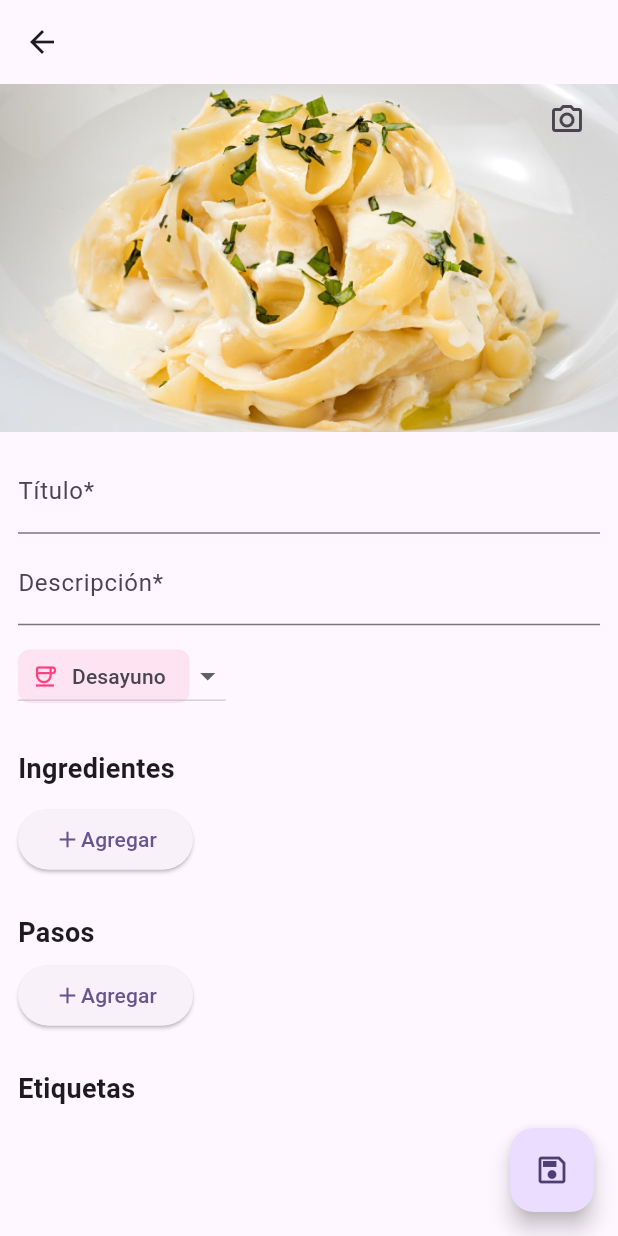
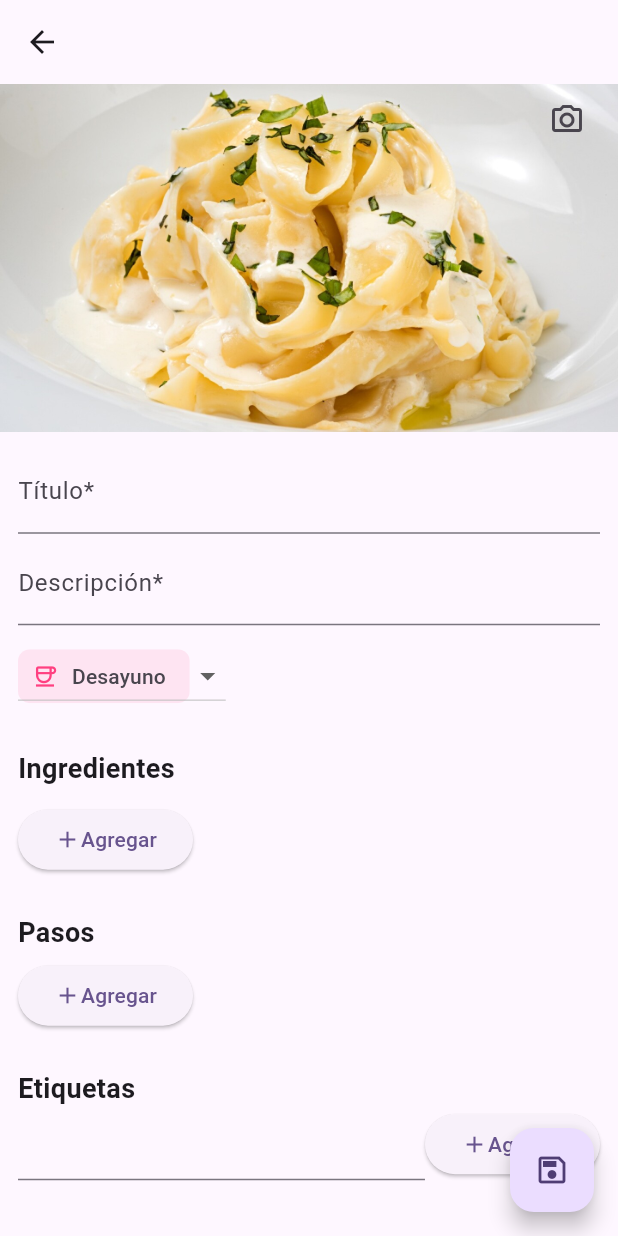
Before and after one commit to mgmeza11/RecipeProject, a Flutter app: the RecipeFormScreen screen opened directly, after a tap on "Agregar", after a tap on the "delete outline" icon, on a phone screen of 412 x 824 dp. Run offline on Flutter 3.47's test engine with Material 3 defaults, Android fonts, the light colour scheme and no system bars; our stand-ins replace flutter_riverpod, sqflite; missing offline and left inert: dart:ffi; accounts and stored records are empty.

Commit message:
Implements tag funcionality

```diff
--- a/lib/datasources/IngredientsDatasource.dart
+++ b/lib/datasources/IngredientsDatasource.dart
@@ -26,6 +26,10 @@ class IngredientsDatasource {
   Future<void> delete (Ingredients ingredients) async {
     await databaseHelper.delete(INGREDIENTS_TABLENAME, ingredients.id!!);
   }
+
+  Future<void> deleteByRecipe(int idRecipe) async {
+    await databaseHelper.deleteWhere(INGREDIENTS_TABLENAME, 'id_recipe = ? ', [idRecipe]);
+  }
 }
 
 final ingredientsDatasourceProvider = Provider<IngredientsDatasource>((ref) {
--- a/lib/models/Recipe.dart
+++ b/lib/models/Recipe.dart
@@ -1,3 +1,5 @@
+import 'package:recipes_project/models/Tag.dart';
+
 import 'Ingredients.dart';
 import 'RecipeStep.dart';
 
@@ -9,6 +11,7 @@ class Recipe{
   String categoryCode;
   List<Ingredients> ingredients;
   List<RecipeStep> steps;
+  List<Tag> tags;
 
   Recipe({
     this.id,
@@ -17,7 +20,8 @@ class Recipe{
     this.imagePath,
     required this.categoryCode,
     required this.ingredients,
-    required this.steps
+    required this.steps,
+    required this.tags
   });
 
   Map<String, dynamic> toMap(){
@@ -38,12 +42,13 @@ class Recipe{
         imagePath: map['image_path'],
         categoryCode: map['category_code'],
         ingredients: [],
-        steps: []
+        steps: [],
+        tags: []
     );
   }
 
-  Recipe copyWith({int? id, String? name, String? description, String? imagePath, String? categoryCode, List<Ingredients>? ingredients, List<RecipeStep>? steps}){
+  Recipe copyWith({int? id, String? name, String? description, String? imagePath, String? categoryCode, List<Ingredients>? ingredients, List<RecipeStep>? steps, List<Tag>? tags}){
     return Recipe(id: id?? this.id, name: name?? this.name, description: description?? this.description, imagePath: imagePath?? this.imagePath,
-        categoryCode: categoryCode?? this.categoryCode, ingredients: ingredients?? this.ingredients, steps: steps?? this.steps);
+        categoryCode: categoryCode?? this.categoryCode, ingredients: ingredients?? this.ingredients, steps: steps?? this.steps, tags: tags ?? this.tags );
 }
 }
--- a/lib/models/Tag.dart
+++ b/lib/models/Tag.dart
@@ -18,4 +18,8 @@ class Tag {
     );
   }
 
+  Tag copyWith({int? id, String? description}){
+    return Tag(description: description?? this.description, id: id ?? this.id);
+  }
+
 }
--- /dev/null
+++ b/lib/providers/TagProvider.dart
@@ -0,0 +1,32 @@
+import 'package:flutter_riverpod/flutter_riverpod.dart';
+import 'package:recipes_project/models/TagListState.dart';
+
+import '../models/Tag.dart';
+import '../repository/TagRepository.dart';
+
+class TagListNotifier extends StateNotifier<TagListState>{
+  TagRepository tagRepository;
+
+  TagListNotifier({required this.tagRepository}):super(TagListState(tagList: []));
+
+  void init(){
+    getAllTags();
+  }
+
+  void getAllTags() async{
+    List<Tag> tagList = await tagRepository.getAll();
+    state = TagListState(tagList: tagList);
+  }
+
+  Future<Tag> insertTagItem(Tag tag) async{
+    int id = await tagRepository.addTag(tag);
+    getAllTags();
+    return tag.copyWith(id: id);
+  }
+
+}
+
+final tagListProvider = StateNotifierProvider<TagListNotifier, TagListState>((ref) {
+  final tagRepository = ref.read(tagRepositoryProvider);
+  return TagListNotifier(tagRepository: tagRepository);
+});
--- a/lib/repository/IngredientsRepository.dart
+++ b/lib/repository/IngredientsRepository.dart
@@ -14,6 +14,10 @@ class IngredientsRepository{
   Future<void> addList(List<Ingredients> ingredientsList) async {
     ingredientsDatasource.addList(ingredientsList);
   }
+
+  Future<void> deleteByRecipe(int idRecipe) async {
+    ingredientsDatasource.deleteByRecipe(idRecipe);
+  }
 }
 
 final ingredientsRepositoryProvider = Provider<IngredientsRepository>((ref) {
--- a/lib/screens/RecipeFormScreen.dart
+++ b/lib/screens/RecipeFormScreen.dart
@@ -8,13 +8,14 @@ import 'package:recipes_project/widgets/StepsWidgets.dart';
 import '../models/Ingredients.dart';
 import '../models/Recipe.dart';
 import '../models/RecipeStep.dart';
+import '../models/Tag.dart';
 import '../utils/Categories.dart';
 import '../widgets/ButtonWidgets.dart';
 import '../widgets/ErrorWidget.dart';
 import '../widgets/HeaderRecipeFormWidget.dart';
-import '../widgets/HeaderRecipeWidget.dart';
 import '../widgets/IngredientsWidget.dart';
 import '../widgets/LoadingWidget.dart';
+import '../widgets/TagWidget.dart';
 import '../widgets/TextInputWidgets.dart';
 import '../widgets/TextWidgets.dart';
 
@@ -28,6 +29,9 @@ class RecipeFormScreen extends ConsumerStatefulWidget {
 }
 
 class RecipeFormScreenState extends ConsumerState<RecipeFormScreen> {
+  List<TextEditingController> controllersStep = [];
+  List<List<TextEditingController>> controllersIngredients = [];
+
   @override
   void initState() {
     super.initState();
@@ -42,13 +46,15 @@ class RecipeFormScreenState extends ConsumerState<RecipeFormScreen> {
       body: SafeArea(
           child: recipeStateProvider.when(data: (recipeState) {
         Recipe? recipe = recipeState;
+        validateControllers(recipe.ingredients, recipe.steps);
+
         return SingleChildScrollView(
           child: Column(
             children: [
               HeaderRecipeFormWidget(
                   showOptions: true, imagePath: recipe?.imagePath),
-                BodyRecipeFormWidget(recipeState,
-                    recipeState.ingredients!, recipeState.steps!)
+              BodyRecipeFormWidget(recipeState, recipeState.ingredients,
+                  recipeState.steps, recipe.tags, controllersStep, controllersIngredients)
             ],
           ),
         );
@@ -56,16 +62,23 @@ class RecipeFormScreenState extends ConsumerState<RecipeFormScreen> {
         return CustomErrorWidget(message: e.toString());
       }, loading: () {
         return LoadingWidget();
-        })
+      })),
+      floatingActionButton: FloatingActionButton(
+        onPressed: () {
+          ref.read(recipeFormProvider.notifier).saveData();
+        },
+        child: const Icon(Icons.save_outlined),
       ),
-      floatingActionButton: FloatingActionButton(onPressed: () {
-        ref.read(recipeFormProvider.notifier).saveData();
-      }, child: const Icon(Icons.save_outlined),),
     );
   }
 
   Widget BodyRecipeFormWidget(
-      Recipe? recipe, List<Ingredients> ingredients, List<RecipeStep> steps) {
+      Recipe? recipe,
+      List<Ingredients> ingredients,
+      List<RecipeStep> steps,
+      List<Tag> currentTags,
+      List<TextEditingController> controllersStep,
+      List<List<TextEditingController>> controllersIngredients) {
     return Padding(
       padding: const EdgeInsets.all(12),
       child: Column(
@@ -84,32 +97,41 @@ class RecipeFormScreenState extends ConsumerState<RecipeFormScreen> {
             const SizedBox(
               height: 10,
             ),
-            CategorySelector(value: recipe?.categoryCode ?? CategoryType.breakfast.code, onChanged: (value) {
+            CategorySelector(
+                value: recipe?.categoryCode ?? CategoryType.breakfast.code,
+                onChanged: (value) {
                   ref.read(recipeFormProvider.notifier).updateCategory(value);
-            }
-            ),
+                }),
             const SizedBox(
               height: 25,
             ),
             const MediumTitle(text: "Ingredientes"),
-            if( ingredients.isNotEmpty) IngredientTitle(),
+            if (ingredients.isNotEmpty) IngredientTitle(),
             for (int index = 0; index < ingredients.length; index++)
-              IngredientRow(ingredient: ingredients[index], onDelete:  () {
-                ref.read(recipeFormProvider.notifier)
+              IngredientRow(
+                  ingredient: ingredients[index],
+                  onDelete: () {
+                    ref
+                        .read(recipeFormProvider.notifier)
                         .deleteIngredientItem(index);
                   },
-                onChangedCount: (value){
-                  ref.read(recipeFormProvider.notifier).updateIngredientItem(index, value);
+                  onChangedCount: (value) {
+                    ref
+                        .read(recipeFormProvider.notifier)
+                        .updateIngredientItem(index, value);
                   },
-                onChangedName: (value){
-                ref.read(recipeFormProvider.notifier).updateIngredientItem(index, value);
+                  onChangedName: (value) {
+                    ref
+                        .read(recipeFormProvider.notifier)
+                        .updateIngredientItem(index, value);
                   },
-
-                onChangedUnit: (value){
+                  onChangedUnit: (value) {
                     print(index);
-                  ref.read(recipeFormProvider.notifier).updateIngredientItem(index, value);
-                }
-
+                    ref
+                        .read(recipeFormProvider.notifier)
+                        .updateIngredientItem(index, value);
+                  },
+                  textEditingControllerList: controllersIngredients[index]
                   ),
             const SizedBox(height: 10),
             CustomAddButton(() {
@@ -125,15 +147,24 @@ class RecipeFormScreenState extends ConsumerState<RecipeFormScreen> {
                   index: index,
                   maxIndex: steps.length - 1,
                   onChanged: (value) {
-                    ref.read(recipeFormProvider.notifier).updateStepItem(index, value);
+                    ref
+                        .read(recipeFormProvider.notifier)
+                        .updateStepItem(index, value);
                   },
                   onUpSelected: () {
-                    ref.read(recipeFormProvider.notifier).updateStepOrder(index, index+1);
+                    ref
+                        .read(recipeFormProvider.notifier)
+                        .updateStepOrder(index, index + 1);
                   },
                   onDownSelected: () {
-                    ref.read(recipeFormProvider.notifier).updateStepOrder(index, index-1);
+                    ref
+                        .read(recipeFormProvider.notifier)
+                        .updateStepOrder(index, index - 1);
                   },
-                  onDelete: () {ref.read(recipeFormProvider.notifier).deleteStepItem(index);}),
+                  onDelete: () {
+                    ref.read(recipeFormProvider.notifier).deleteStepItem(index);
+                  },
+                  textEditingController: controllersStep[index]),
             const SizedBox(height: 5),
             CustomAddButton(() {
               ref.read(recipeFormProvider.notifier).addStepItem();
@@ -142,6 +173,17 @@ class RecipeFormScreenState extends ConsumerState<RecipeFormScreen> {
               height: 25,
             ),
             const MediumTitle(text: "Etiquetas"),
+            CreateTagWidget(
+              onAdd: (tag) {
+                ref.read(recipeFormProvider.notifier).addTagItem(tag);
+              },
+            ),
+            const SizedBox(
+              height: 5,
+            ),
+            ContainerTags(currentTags, (index) {
+              ref.read(recipeFormProvider.notifier).deleteTagItem(index);
+            }),
             const SizedBox(
               height: 25,
             )
@@ -150,16 +192,55 @@ class RecipeFormScreenState extends ConsumerState<RecipeFormScreen> {
   }
 
   Widget CategorySelector(
-      {required Function(String) onChanged, required String value}){
+      {required Function(String) onChanged, required String value}) {
     List<CategoryType> categoryTypes = CategoryType.values;
     return DropdownButton(
       value: value,
       hint: const Text("Categoría"),
       items: categoryTypes.map((e) {
-      return DropdownMenuItem(value: e.code,child: CategoryNameWidget(category: e,),);
-    }
-    ).toList(), onChanged: (value) { if (value!=null )onChanged(value); },);
+        return DropdownMenuItem(
+          value: e.code,
+          child: CategoryNameWidget(
+            category: e,
+          ),
+        );
+      }).toList(),
+      onChanged: (value) {
+        if (value != null) onChanged(value);
+      },
+    );
   }
 
+  Widget ContainerTags(List<Tag> tagList, Function(int) onDelete) {
+    return Wrap(
+      spacing: 5,
+      children: tagList
+          .asMap()
+          .entries
+          .map((e) => TagWidget(tag: e.value, index: e.key, onDelete: onDelete))
+          .toList(),
+    );
+  }
 
+  void validateControllers(
+      List<Ingredients> ingredients,
+      List<RecipeStep> steps,){
+    if (steps.length != controllersStep.length) {
+      controllersStep = List.generate(
+          steps.length,
+              (index) =>
+              TextEditingController(text: steps[index].description));
     }
+    if(ingredients.length != controllersIngredients.length){
+      controllersIngredients = List.generate(
+          ingredients.length,
+              (index) =>
+          [
+            TextEditingController(text: ingredients[index].count),
+            TextEditingController(text: ingredients[index].unit),
+            TextEditingController(text: ingredients[index].name),
+          ]
+      );
+    }
+  }
+}
--- a/lib/services/DatabaseHelper.dart
+++ b/lib/services/DatabaseHelper.dart
@@ -86,6 +86,11 @@ class DatabaseHelper {
     return results.first;
   }
 
+  Future<List<Map<String, Object?>>> query(String query, int arguments) async {
+    final db = await database;
+    return await db.rawQuery(query, [arguments]);
+  }
+
 }
 
 final databaseHelperProvider = Provider<DatabaseHelper>((ref) {
--- a/lib/widgets/IngredientsWidget.dart
+++ b/lib/widgets/IngredientsWidget.dart
@@ -19,22 +19,22 @@ Widget IngredientRow(
     required Function(Ingredients) onChangedCount,
     required Function(Ingredients) onChangedUnit,
     required Function(Ingredients) onChangedName,
-    required VoidCallback onDelete}){
+    required VoidCallback onDelete,
+      required List<TextEditingController> textEditingControllerList}){
   return Row(
       mainAxisSize: MainAxisSize.max,
       crossAxisAlignment: CrossAxisAlignment.center,
       children: [
         SizedBox(width: 50, child: TextFormField(
-          controller: TextEditingController(text: ingredient.count.toString()),
           onChanged: (newCount){
             Ingredients newIngredient = ingredient.copyWith(count: newCount);
             onChangedUnit(newIngredient);
           },
+          controller: textEditingControllerList[0],
         ),),
         const SizedBox(width: 10,),
         SizedBox(width: 50, child: TextFormField(
-          //initialValue: ingredient.unit ?? '',
-          controller: TextEditingController(text: ingredient.unit),
+          controller: textEditingControllerList[1],
           onChanged: (newUnit){
             Ingredients newIngredient = ingredient.copyWith(unit: newUnit);
             onChangedUnit(newIngredient);
@@ -42,9 +42,8 @@ Widget IngredientRow(
         ),
         ),
         const SizedBox(width: 10,),
-        Expanded(child: TextFormField(
-          //initialValue: ingredient.name ?? '',
-          controller: TextEditingController(text: ingredient.name),
+        Expanded(child: TextField(
+          controller: textEditingControllerList[2],
           onChanged: (newName){
             Ingredients newIngredient = ingredient.copyWith(name: newName);
             onChangedName(newIngredient);
--- a/lib/widgets/StepWidget.dart
+++ b/lib/widgets/StepWidget.dart
@@ -10,7 +10,7 @@ class StepWidget extends StatelessWidget {
 
   @override
   Widget build(BuildContext context) {
-    return Row(
+    return Padding(padding: const EdgeInsets.only(top: 5), child: Row(
       mainAxisSize: MainAxisSize.max,
       crossAxisAlignment: CrossAxisAlignment.start,
       children: [
@@ -18,7 +18,7 @@ class StepWidget extends StatelessWidget {
         Expanded(child: DetailText(text: step.description))
 
       ],
-    );
+    ));
   }
 
 }
--- a/lib/widgets/StepsWidgets.dart
+++ b/lib/widgets/StepsWidgets.dart
@@ -1,5 +1,6 @@
 import 'package:flutter/cupertino.dart';
 import 'package:flutter/material.dart';
+import 'package:flutter/services.dart';
 import 'package:recipes_project/models/RecipeStep.dart';
 
 Widget StepRow(
@@ -10,19 +11,22 @@ Widget StepRow(
       required Function(RecipeStep) onChanged,
       required VoidCallback onUpSelected,
       required VoidCallback onDownSelected,
-      required VoidCallback onDelete}){
+      required VoidCallback onDelete,
+      required TextEditingController textEditingController
+    }){
   bool isUpButtonEnabled = index < maxIndex;
   bool isDownButtonEnabled = index > 0;
   return Row(
       mainAxisSize: MainAxisSize.max,
       crossAxisAlignment: CrossAxisAlignment.center,
       children: [
-        Expanded(child: TextFormField(
+        Expanded(child: TextField(
+          keyboardType:TextInputType.text ,
           onChanged: (value){
             RecipeStep newStep = step.copyWith(description: value);
             onChanged(newStep);
           },
-          controller: TextEditingController(text: step.description),
+         controller: textEditingController,
         )
         ),
         IconButton(onPressed: isDownButtonEnabled ? onDownSelected : null, icon: Icon(Icons.arrow_upward, color: (isDownButtonEnabled ? Colors.blue: Colors.grey.withOpacity(0.5)),)),
--- a/lib/widgets/TagWidget.dart
+++ b/lib/widgets/TagWidget.dart
@@ -1,16 +1,94 @@
 import 'package:flutter/material.dart';
+import 'package:flutter_riverpod/flutter_riverpod.dart';
 import 'package:recipes_project/models/Tag.dart';
+import 'package:recipes_project/providers/TagProvider.dart';
+import 'package:recipes_project/widgets/ButtonWidgets.dart';
 
-class TagWidget extends StatelessWidget{
-  final Tag tag;
 
-  const TagWidget({super.key, required this.tag});
+Widget TagWidget({required Tag tag, required int index, required Function(int) onDelete}) {
+  return Chip(label: Text(tag.description),
+    deleteIcon: const Icon(Icons.close),
+    onDeleted: () {onDelete(index);},
+    backgroundColor: Colors.cyanAccent.withOpacity(0.1),
+    side: BorderSide.none,
+  );
+}
+
+Widget TagLabelWidget({required Tag tag}) {
+  return Chip(label: Text(tag.description),
+    backgroundColor: Colors.cyanAccent.withOpacity(0.1),
+    side: BorderSide.none,
+  );
+}
+
+class CreateTagWidget extends ConsumerStatefulWidget {
+  Function(Tag) onAdd;
+
+  CreateTagWidget({super.key, required this.onAdd});
+
+  @override
+  ConsumerState<CreateTagWidget> createState() => CreateTagWidgetState();
+}
+
+class CreateTagWidgetState extends ConsumerState<CreateTagWidget>{
+
+  @override
+  void initState() {
+    super.initState();
+    ref.read(tagListProvider.notifier).init();
+  }
 
   @override
   Widget build(BuildContext context) {
-    return Chip(label: Text(tag.description),
-      backgroundColor: Colors.cyanAccent.withOpacity(0.1),
-      side: BorderSide.none,
+    var tagListStateProvider = ref.watch(tagListProvider);
+    List<Tag> tagList = tagListStateProvider.tagList;
+    Tag tag = Tag(description: '');
+    return Row(
+        mainAxisSize: MainAxisSize.max,
+        children: [
+          Expanded(child: Autocomplete<Tag>(
+              onSelected: (v){tag = v;},
+              displayStringForOption: (tag) => tag.description,
+              optionsBuilder: (TextEditingValue textEditingValue) {
+                return tagList.where((item) => item.description.toString()
+                    .toLowerCase()
+                    .contains(textEditingValue.text.toLowerCase())).toList();
+              },
+              fieldViewBuilder: (context, textEditingController, focusNode, onFieldSubmitted) {
+                return TextField(
+                  controller: textEditingController,
+                  focusNode: focusNode,
+                  onChanged: (value) {
+                    tag = Tag(description: value);
+                  },
+                );
+              }
+          )),
+          CustomAddButton(() async {
+            Tag newTag = await ref.read(tagListProvider.notifier).insertTagItem(tag);
+            widget.onAdd(newTag);
+          })
+        ]
     );
   }
+
 }
+
+
+Widget ContainerAddTag(List<Tag> tagList){
+  return Container(
+    child: TagSelector(onChanged: (val){}, value: '', tagList: tagList),
+  );
+}
+
+Widget TagSelector({required Function(Tag) onChanged, required String value, required List<Tag> tagList}){
+  return Autocomplete<Tag>(
+    onSelected: onChanged,
+      displayStringForOption: (tag) => tag.description,
+      optionsBuilder: (TextEditingValue textEditingValue) {
+        return tagList.where((item) => item.description.toString()
+            .toLowerCase()
+            .contains(textEditingValue.text.toLowerCase())).toList();
+      }
+  );
+}
```
Also changed, not shown: lib/datasources/TagDatasource.dart (+27 -4 lines), lib/models/TagListState.dart (added, +9 -0 lines), lib/providers/RecipeDetailProvider.dart (+14 -3 lines), lib/providers/RecipeFormProvider.dart (+32 -5 lines), lib/repository/TagRepository.dart (added, +36 -0 lines), lib/screens/RecipeDetailScreen.dart (+14 -3 lines), lib/widgets/RecipeCardWidget.dart (+6 -9 lines). Lines whose indentation alone changed are shown as unchanged.
